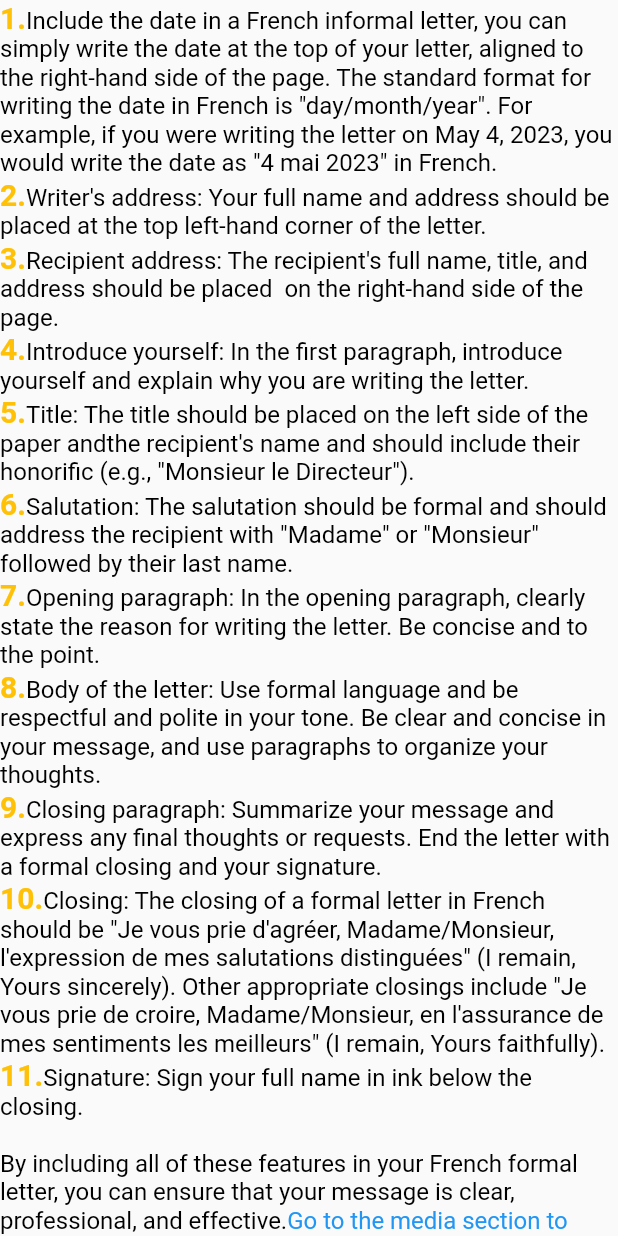
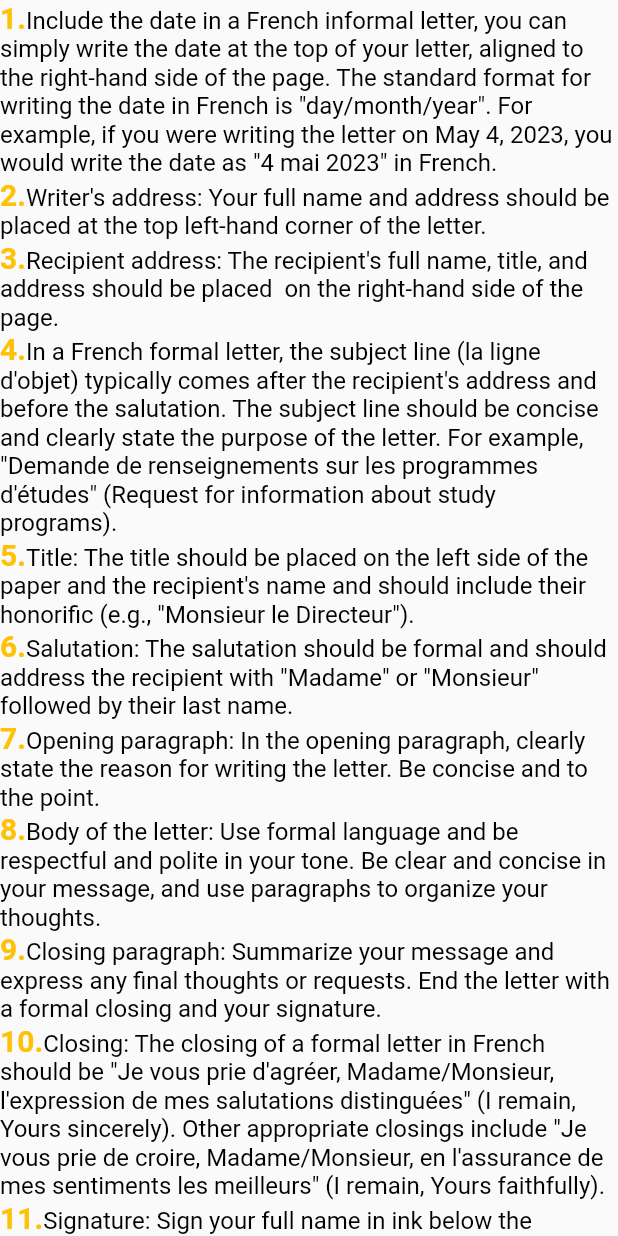
Before and after one commit to Bonnahjohn/french, a Flutter app: the Paras widget shown alone on an empty page, opened directly, on a phone screen of 412 x 824 dp. Run offline on Flutter 3.47's test engine with Material 2 defaults, Android fonts, the phone set to English and light mode, and no system bars; missing offline and left inert: translator, zoom_widget.

```diff
--- a/lib/screens/config.dart
+++ b/lib/screens/config.dart
@@ -49,7 +49,7 @@ String Tip3 =
     "Recipient address: The recipient's full name, title, and address should be placed below your own address, on the left-hand side of the page.";
 
 String Tip4 =
-    "Title: The title should be placed on the left side of the paper andthe recipient's name and should include their honorific (e.g., \"Monsieur le Directeur\").";
+    "Title: The title should be placed on the left side of the paper and the recipient's name and should include their honorific (e.g., \"Monsieur le Directeur\").";
 
 String Tip5 =
     "Salutation: The salutation should be formal and should address the recipient with \"Madame\" or \"Monsieur\" followed by their last name.";
@@ -75,3 +75,6 @@ String myNote =
 
 String Tip11 =
     "Recipient address: The recipient's full name, title, and address should be placed  on the right-hand side of the page.";
+
+String Tip12 =
+    "In a French formal letter, the subject line (la ligne d'objet) typically comes after the recipient's address and before the salutation. The subject line should be concise and clearly state the purpose of the letter. For example, \"Demande de renseignements sur les programmes d'études\" (Request for information about study programs).";
--- a/lib/screens/formal.dart
+++ b/lib/screens/formal.dart
@@ -97,10 +97,6 @@ class _ParasState extends State<Paras> {
           TextSpan(
             text: Tip11,
           ),
-
-          //mmmmmmmmmmmmmmmmmmmmmmmmmmmmmm mmm
-          //Guide 4
-          //mmmmmmmmmmmmmmmmmmmmmmmmmmmmmmmmmmmmmm
           TextSpan(
             text: '\n4.',
             style: TextStyle(
@@ -109,12 +105,12 @@ class _ParasState extends State<Paras> {
                 color: Colors.amber),
           ),
           TextSpan(
-            text: Guide3,
+            text: Tip12,
           ),
+
           //mmmmmmmmmmmmmmmmmmmmmmmmmmmmmm mmm
           //Guide 5
           //mmmmmmmmmmmmmmmmmmmmmmmmmmmmmmmmmmmmmm
-
           TextSpan(
             text: '\n5.',
             style: TextStyle(
@@ -125,6 +121,7 @@ class _ParasState extends State<Paras> {
           TextSpan(
             text: Tip4,
           ),
+
           //mmmmmmmmmmmmmmmmmmmmmmmmmmmmmm mmm
           //Guide 6
           TextSpan(
@@ -165,7 +162,7 @@ class _ParasState extends State<Paras> {
           TextSpan(
             text: Tip7,
           ), //mmmmmmmmmmmmmmmmmmmmmmmmmmmmmm mmm
-          //Guide 8
+          //Guide 9
           //mmmmmmmmmmmmmmmmmmmmmmmmmmmmmmmmmmmmmm
           TextSpan(
             text: '\n9.',
```
Also changed, not shown: pubspec.yaml (+3 -4 lines), assets/images/logo.png, 39 other files.
